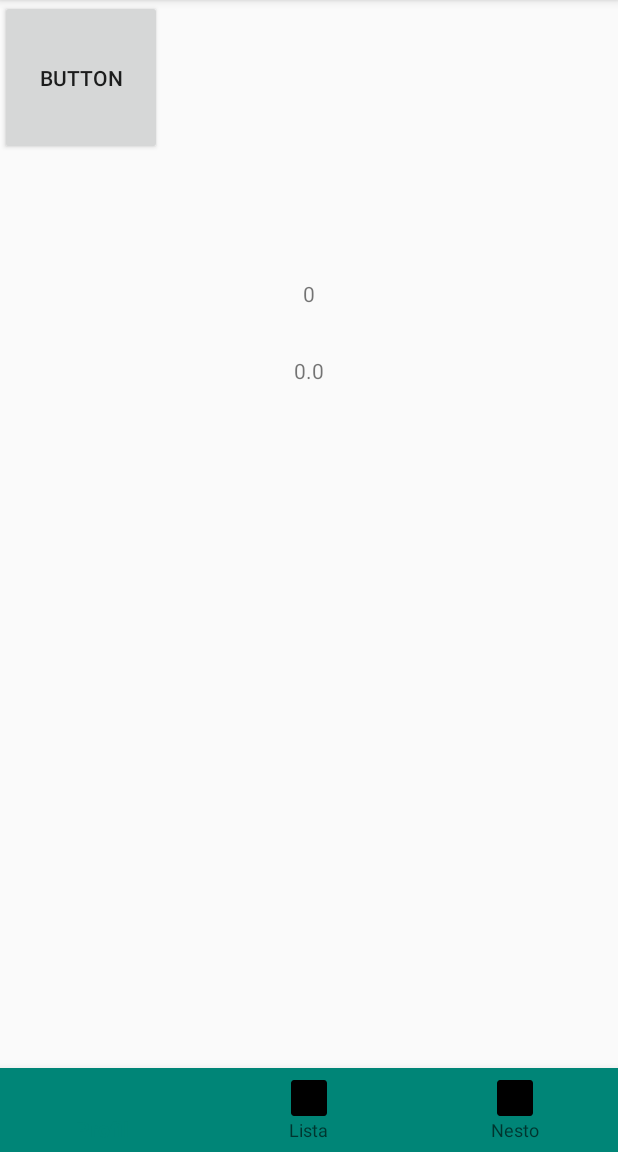
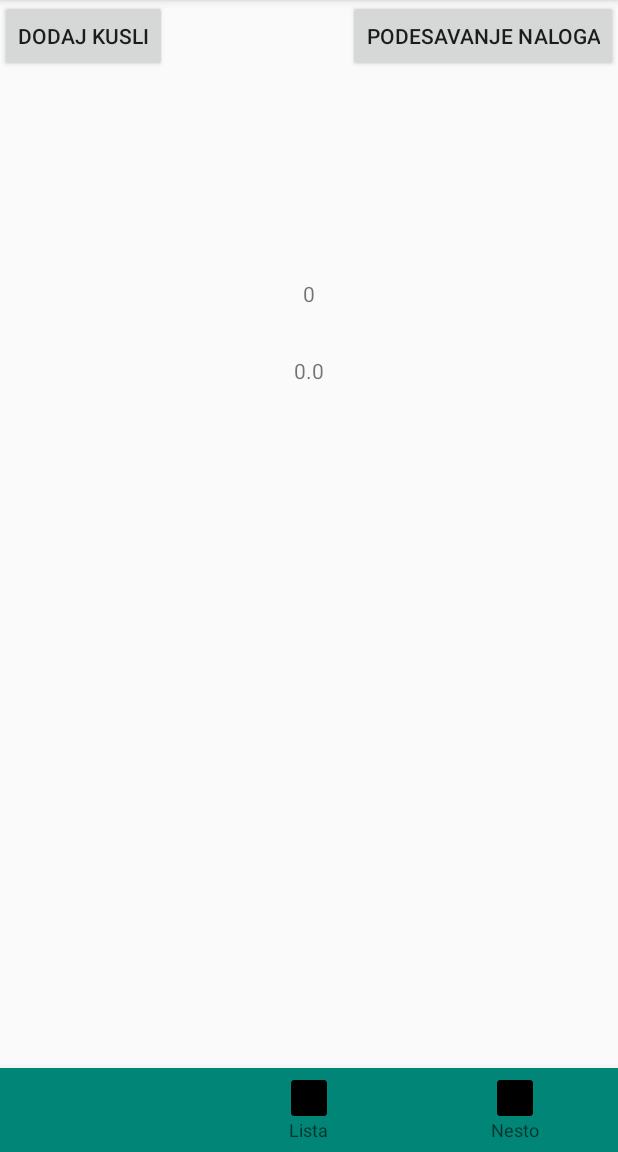
Before and after one commit to papa/Book_App_MTS_2019, an Android app: the screen it shows after launch once a user with an empty profile is signed in (ProfileActivity), on a phone screen of 412 x 824 dp, the part 84-1236 px from its top. Run offline under Robolectric (Android 15) with nearby library versions, the light colour scheme and no system bars; our stand-ins replace Firebase (no records; nobody signed in at launch, a user with empty details on screens opened directly); 5 statements that could not run were skipped.

```diff
--- a/app/src/main/java/com/example/bookapp/Fragmenti/FragmentProfil.java
+++ b/app/src/main/java/com/example/bookapp/Fragmenti/FragmentProfil.java
@@ -1,11 +1,13 @@
 package com.example.bookapp.Fragmenti;
 
+import android.content.Intent;
 import android.graphics.Bitmap;
 import android.os.Bundle;
 import android.util.Log;
 import android.view.LayoutInflater;
 import android.view.View;
 import android.view.ViewGroup;
+import android.widget.Button;
 import android.widget.TextView;
 
 import androidx.annotation.NonNull;
@@ -17,6 +19,9 @@ import com.example.bookapp.Klase.Knjiga;
 import com.example.bookapp.Klase.Korisnik;
 import com.example.bookapp.Klase.Oglas;
 import com.example.bookapp.Klase.Oglasi.CitanjeOglasa;
+import com.example.bookapp.KnjigaDodavanjeActivity;
+import com.example.bookapp.PodesavanjaNalogaActivity;
+import com.example.bookapp.ProfileActivity;
 import com.example.bookapp.R;
 import com.google.firebase.auth.FirebaseAuth;
 import com.google.firebase.auth.FirebaseUser;
@@ -49,6 +54,8 @@ public class FragmentProfil extends Fragment implements View.OnClickListener {
 
     private ArrayList<String> idOglasa=new ArrayList<>();
 
+    private Button priv,nalogP;
+
     @Nullable
     @Override
     public View onCreateView(@NonNull LayoutInflater inflater, @Nullable ViewGroup container, @Nullable Bundle savedInstanceState) {
@@ -60,6 +67,21 @@ public class FragmentProfil extends Fragment implements View.OnClickListener {
 
         return view;
     }
+
+    @Override
+    public void onClick(View v) {
+        switch (v.getId()) {
+            case R.id.privremeno: {
+                Intent intent = new Intent(getActivity(), KnjigaDodavanjeActivity.class);
+                startActivity(intent);
+            }break;
+            case R.id.nalog:{
+                Intent intent = new Intent(getActivity(), PodesavanjaNalogaActivity.class);
+                startActivity(intent);
+            }break;
+        }
+    }
+
     private void initialize(View view)
     {
         tvIme=(TextView)view.findViewById(R.id.tpIme);
@@ -72,6 +94,11 @@ public class FragmentProfil extends Fragment implements View.OnClickListener {
 
         user= FirebaseAuth.getInstance().getCurrentUser();
         databaseReference= FirebaseDatabase.getInstance().getReference().child("Korisnici").child(user.getUid());
+
+        priv = view.findViewById(R.id.privremeno);
+        nalogP=view.findViewById(R.id.nalog);
+        priv.setOnClickListener(this);
+        nalogP.setOnClickListener(this);
     }
 
     private void citajBazu()
@@ -125,12 +152,6 @@ public class FragmentProfil extends Fragment implements View.OnClickListener {
         tvProsecnaOcena.setText(String.valueOf(prosecnaOcena));
         tvBrojOcena.setText(String.valueOf(brojOcena));
         tvEmail.setText(email);
-    }
-
-
-    @Override
-    public void onClick(View v) {
-
     }
 
     //<editor-fold desc="Fus citanje za svaki slucaj">
--- a/app/src/main/java/com/example/bookapp/KnjigaPregledActivity.java
+++ b/app/src/main/java/com/example/bookapp/KnjigaPregledActivity.java
@@ -102,7 +102,6 @@ public class KnjigaPregledActivity extends AppCompatActivity {
 
     void init()
     {
-
         knjigaData = FirebaseDatabase.getInstance().getReference("Knjige").child(idPrenosKnjiga);
 
         nazivKnjige=(TextView)findViewById(R.id.nazivKnjigePrikaz);
@@ -110,7 +109,7 @@ public class KnjigaPregledActivity extends AppCompatActivity {
         autori = (TextView)findViewById(R.id.autoriKnjigePrikaz);
         predmet = (TextView)findViewById(R.id.predmetPrikaz);
         godinaIzdanja = (TextView)findViewById(R.id.godinaIzdanjaPrikaz);
-        dodatniOpis = (TextView)findViewById(R.id.dodatniOpisPrikaz);
+        dodatniOpis = (TextView)findViewById(R.id.dodatniOpisPrikazi);
         cenaPrikaz = (TextView)findViewById(R.id.cenaKnjigaPrikaz);
     }
 }
--- a/app/src/main/java/com/example/bookapp/ProfileActivity.java
+++ b/app/src/main/java/com/example/bookapp/ProfileActivity.java
@@ -31,14 +31,6 @@ public class ProfileActivity extends AppCompatActivity {
     protected void onCreate(Bundle savedInstanceState) {
         super.onCreate(savedInstanceState);
         setContentView(R.layout.activity_profile);
-        Button privremeno = findViewById(R.id.privremeno);
-        privremeno.setOnClickListener(new View.OnClickListener() {
-            @Override
-            public void onClick(View v) {
-                Intent intentNovi = new Intent(ProfileActivity.this, KnjigaDodavanjeActivity.class);
-                ProfileActivity.this.startActivity(intentNovi);
-            }
-        });
         prijem();
 
         //Ovo ispod je za bottomnavbar, treba da se dovrsi jer nemamo plan unapred al ugl tjt
--- a/app/src/main/res/layout/activity_knjiga_pregled.xml
+++ b/app/src/main/res/layout/activity_knjiga_pregled.xml
@@ -188,7 +188,7 @@
                         android:layout_height="wrap_content"
                         android:layout_margin="8dp"
                         android:text="Neki doddatni tekst o knjizi"
-                        android:id="@+id/dodatniOpisPrikaz"/>
+                        android:id="@+id/dodatniOpisPrikazi"/>
 
             </LinearLayout>
 
--- a/app/src/main/res/layout/activity_login.xml
+++ b/app/src/main/res/layout/activity_login.xml
@@ -12,18 +12,20 @@
         android:orientation="vertical">
 
         <EditText
+            android:id="@+id/eLogEmail"
             android:layout_width="match_parent"
             android:layout_height="wrap_content"
             android:layout_margin="8dp"
             android:hint="Unesite email adresu..."
-            android:id="@+id/eLogEmail" />
+            android:inputType="textEmailAddress" />
 
         <EditText
+            android:id="@+id/eLogPassword"
             android:layout_width="match_parent"
             android:layout_height="wrap_content"
             android:layout_margin="8dp"
             android:hint="Unesite svoju sifru..."
-            android:id="@+id/eLogPassword" />
+            android:inputType="textPassword" />
 
         <Button
             android:layout_width="wrap_content"
--- a/app/src/main/res/layout/activity_main.xml
+++ b/app/src/main/res/layout/activity_main.xml
@@ -27,18 +27,20 @@
             android:id="@+id/eSurname"/>
 
         <EditText
+            android:id="@+id/eEmail"
             android:layout_width="match_parent"
             android:layout_height="wrap_content"
             android:layout_margin="8dp"
             android:hint="Unesite svoju email adresu..."
-            android:id="@+id/eEmail" />
+            android:inputType="textEmailAddress" />
 
         <EditText
+            android:id="@+id/ePass"
             android:layout_width="match_parent"
             android:layout_height="wrap_content"
             android:layout_margin="8dp"
             android:hint="Unesite svoju sifru..."
-            android:id="@+id/ePass" />
+            android:inputType="textPassword" />
 
         <Button
             android:layout_width="wrap_content"
--- a/app/src/main/res/layout/activity_profile.xml
+++ b/app/src/main/res/layout/activity_profile.xml
@@ -28,12 +28,5 @@
         app:layout_constraintHorizontal_bias="0.0"
         app:layout_constraintStart_toStartOf="parent"
         app:layout_constraintTop_toTopOf="parent"
-        app:layout_constraintVertical_bias="0.0">
-
-        <Button
-            android:id="@+id/privremeno"
-            android:layout_width="108dp"
-            android:layout_height="103dp"
-            android:text="Button" />
-    </FrameLayout>
+        app:layout_constraintVertical_bias="0.0"/>
 </androidx.constraintlayout.widget.ConstraintLayout>
--- a/app/src/main/res/layout/fragment_profil.xml
+++ b/app/src/main/res/layout/fragment_profil.xml
@@ -64,4 +64,20 @@
         app:layout_constraintEnd_toEndOf="parent"
         app:layout_constraintStart_toStartOf="parent"
         app:layout_constraintTop_toBottomOf="@+id/tpProsek" />
+
+    <Button
+        android:id="@+id/privremeno"
+        android:layout_width="wrap_content"
+        android:layout_height="wrap_content"
+        android:text="Dodaj kusli"
+        app:layout_constraintStart_toStartOf="parent"
+        app:layout_constraintTop_toTopOf="parent" />
+
+    <Button
+        android:id="@+id/nalog"
+        android:layout_width="wrap_content"
+        android:layout_height="wrap_content"
+        android:text="Podesavanje naloga"
+        app:layout_constraintEnd_toEndOf="parent"
+        app:layout_constraintTop_toTopOf="parent" />
 </androidx.constraintlayout.widget.ConstraintLayout>
```
Also changed, not shown: app/build.gradle (+9 -0 lines), app/src/main/java/com/example/bookapp/PodesavanjaNalogaActivity.java (+109 -8 lines), app/src/main/res/layout/activity_knjiga_dodavanje.xml (+5 -4 lines), app/src/main/res/layout/activity_podesavanja_naloga.xml (+15 -5 lines).
